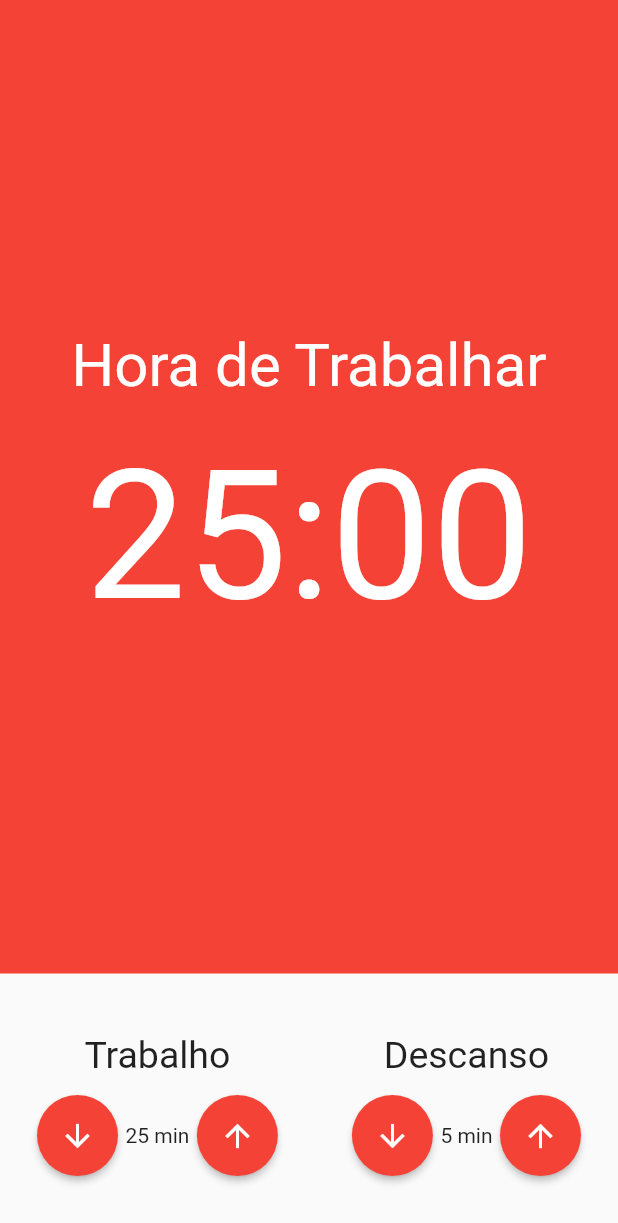
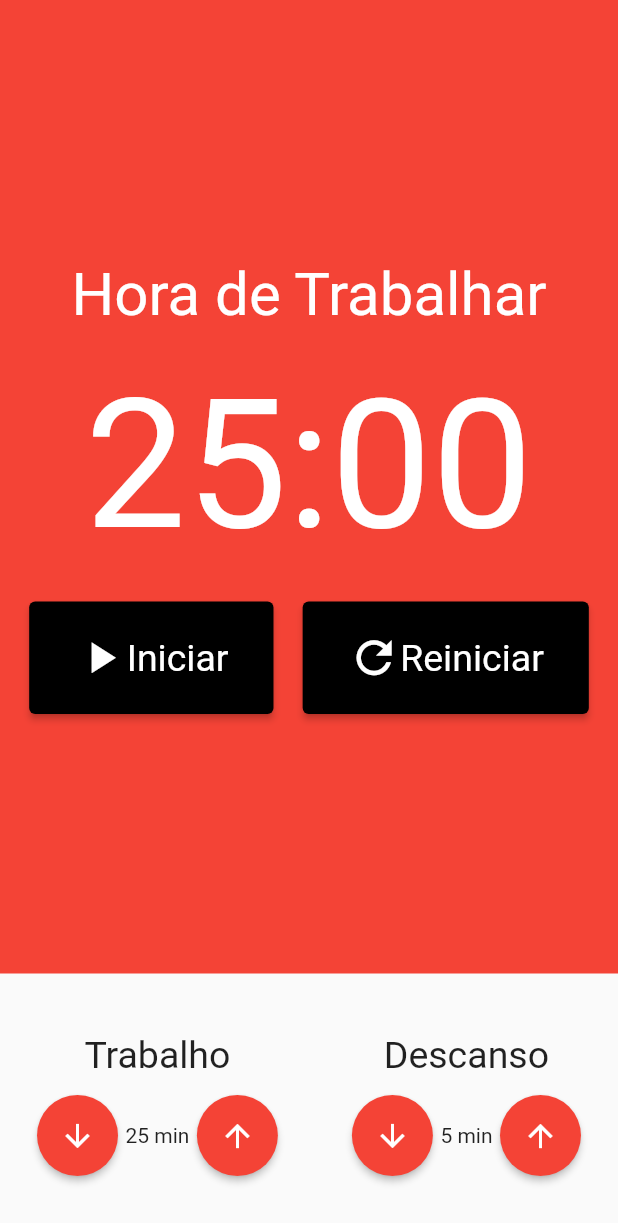
Before and after one commit to danilovalerio/pomodor_tech_work, a Flutter app: the screen it shows after launch, on a phone screen of 412 x 824 dp. Shown: the top 1223 px of the screen. Run offline on Flutter 3.47's test engine with Material 2 defaults, Android fonts, the phone set to English and light mode, and no system bars.

Commit message:
button cronometro style

```diff
--- a/lib/components/cronometro.dart
+++ b/lib/components/cronometro.dart
@@ -1,5 +1,6 @@
 import 'package:flutter/cupertino.dart';
 import 'package:flutter/material.dart';
+import 'package:pomodor_tech_work/components/cronometro_botao.dart';
 
 class Cronometro extends StatelessWidget {
   const Cronometro({Key? key}) : super(key: key);
@@ -14,7 +15,16 @@ class Cronometro extends StatelessWidget {
           Text("Hora de Trabalhar",
               style: TextStyle(fontSize: 40, color: Colors.white)),
           SizedBox(height: 20),
-          Text("25:00", style: TextStyle(fontSize: 120, color: Colors.white))
+          Text("25:00", style: TextStyle(fontSize: 120, color: Colors.white)),
+          SizedBox(height: 20),
+          Row(
+            mainAxisAlignment: MainAxisAlignment.spaceEvenly,
+            children: [
+              CronometroBotao(texto: 'Iniciar', icone: Icons.play_arrow),
+              // CronometroBotao(texto: 'Parar', icone: Icons.stop),
+              CronometroBotao(texto: 'Reiniciar', icone: Icons.refresh),
+            ],
+          ),
         ],
       ),
     );
--- /dev/null
+++ b/lib/components/cronometro_botao.dart
@@ -0,0 +1,29 @@
+import 'package:flutter/material.dart';
+
+class CronometroBotao extends StatelessWidget {
+  final String texto;
+  final IconData icone;
+
+  const CronometroBotao({
+    Key? key,
+    required this.texto,
+    required this.icone,
+  }) : super(key: key);
+
+  @override
+  Widget build(BuildContext context) {
+    return ElevatedButton(
+      style: ElevatedButton.styleFrom(
+        primary: Colors.black,
+        padding: EdgeInsets.symmetric(
+          horizontal: 30,
+          vertical: 20,
+        ),
+        textStyle: TextStyle(fontSize: 25),
+      ),
+      onPressed: () {}, child: Row(
+      children: [Icon(icone, size: 35,),
+      Text(texto)],
+    ),);
+  }
+}
```
Also changed, not shown: lib/main.dart (+3 -9 lines).
